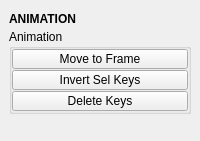
This is tentacle/ui/animation.ui in m3trik/tentacle as Qt 5 draws it before an edit. The edited form follows.
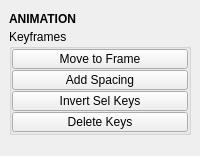
This is the edited form. Custom widgets are drawn as their Qt base class.

```diff
--- a/tentacle/ui/animation.ui
+++ b/tentacle/ui/animation.ui
@@ -10,7 +10,7 @@
     <x>0</x>
     <y>0</y>
     <width>200</width>
-    <height>141</height>
+    <height>156</height>
    </rect>
   </property>
   <property name="tabShape">
@@ -63,7 +63,7 @@
          </size>
         </property>
         <property name="title">
-         <string>Animation</string>
+         <string>Keyframes</string>
         </property>
         <layout class="QVBoxLayout" name="verticalLayout_6">
          <property name="spacing">
@@ -106,6 +106,31 @@
            </property>
           </widget>
          </item>
+         <item>
+          <widget class="PushButton" name="tb002">
+           <property name="minimumSize">
+            <size>
+             <width>0</width>
+             <height>20</height>
+            </size>
+           </property>
+           <property name="maximumSize">
+            <size>
+             <width>16777215</width>
+             <height>20</height>
+            </size>
+           </property>
+           <property name="toolTip">
+            <string>Adds spacing between all keys at a given time.</string>
+           </property>
+           <property name="text">
+            <string>Add Spacing</string>
+           </property>
+           <property name="checkable">
+            <bool>false</bool>
+           </property>
+          </widget>
+         </item>
          <item>
           <widget class="PushButton" name="tb001">
            <property name="minimumSize">
```
